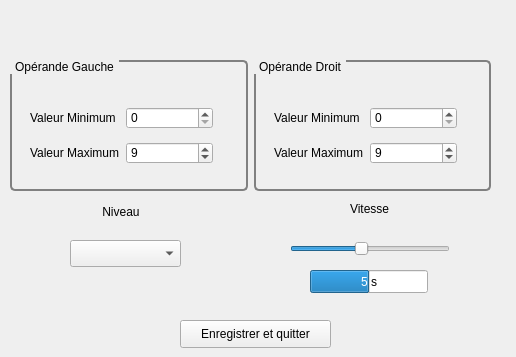
First picture: the form in editeur.ui, repository Txikilinux/leterrier-calculment, before the edit.
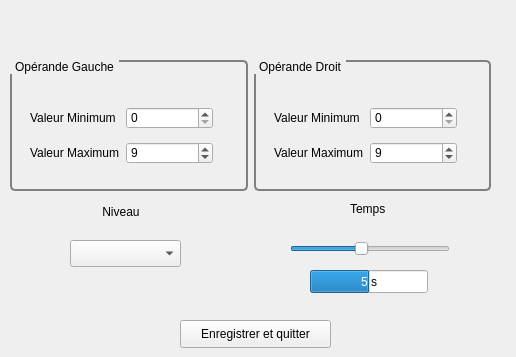
Second picture: the form after the edit.

Commit message: Ajout dans toutes les QString à afficher de l'attribut "tr" : implémentation partielle de #409

```diff
--- a/editeur.ui
+++ b/editeur.ui
@@ -45,7 +45,7 @@
     </rect>
    </property>
    <property name="text">
-    <string>Vitesse</string>
+    <string>Temps</string>
    </property>
   </widget>
   <widget class="QComboBox" name="cbNiveau">
```
The commit also changes 2 other files.
